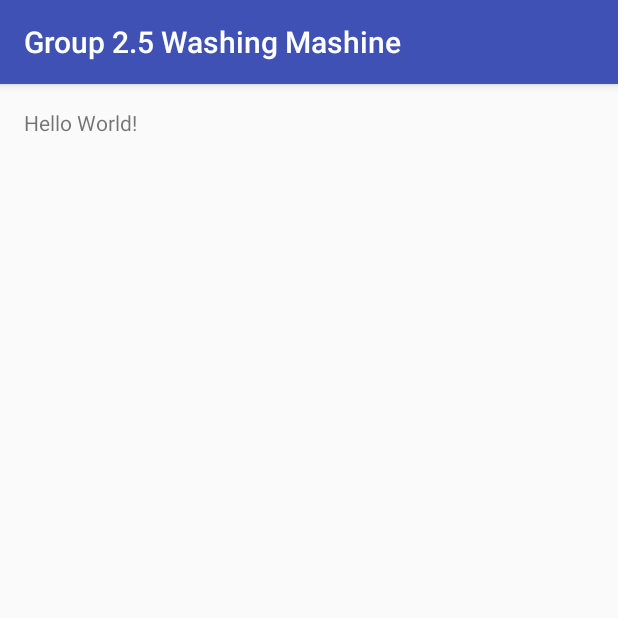
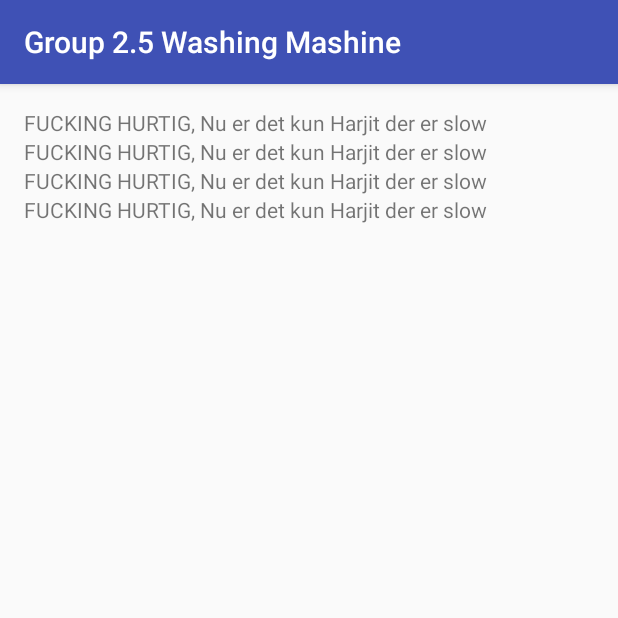
Before and after one commit to hsahot12/Group_2.5_Washing_Mashine, an Android app: the screen it shows after launch (MainActivity), on a phone screen of 412 x 824 dp, the top half of it. Run offline under Robolectric (Android 15) with nearby library versions, the phone set to English and light mode, and no system bars.

Commit message:
Added some text

```diff
--- a/app/src/main/res/layout/activity_main.xml
+++ b/app/src/main/res/layout/activity_main.xml
@@ -1,9 +1,10 @@
 <?xml version="1.0" encoding="utf-8"?>
-<RelativeLayout xmlns:android="http://schemas.android.com/apk/res/android"
+<LinearLayout xmlns:android="http://schemas.android.com/apk/res/android"
     xmlns:tools="http://schemas.android.com/tools"
     android:layout_width="match_parent"
     android:layout_height="match_parent"
     android:paddingBottom="@dimen/activity_vertical_margin"
+    android:orientation="vertical"
     android:paddingLeft="@dimen/activity_horizontal_margin"
     android:paddingRight="@dimen/activity_horizontal_margin"
     android:paddingTop="@dimen/activity_vertical_margin"
@@ -12,5 +13,19 @@
     <TextView
         android:layout_width="wrap_content"
         android:layout_height="wrap_content"
-        android:text="Hello World!" />
-</RelativeLayout>
+        android:text="FUCKING HURTIG, Nu er det kun Harjit der er slow" />
+
+    <TextView
+        android:layout_width="wrap_content"
+        android:layout_height="wrap_content"
+        android:text="FUCKING HURTIG, Nu er det kun Harjit der er slow" />
+    <TextView
+        android:layout_width="wrap_content"
+        android:layout_height="wrap_content"
+        android:text="FUCKING HURTIG, Nu er det kun Harjit der er slow" />
+    <TextView
+        android:layout_width="wrap_content"
+        android:layout_height="wrap_content"
+        android:text="FUCKING HURTIG, Nu er det kun Harjit der er slow" />
+
+</LinearLayout>
```
